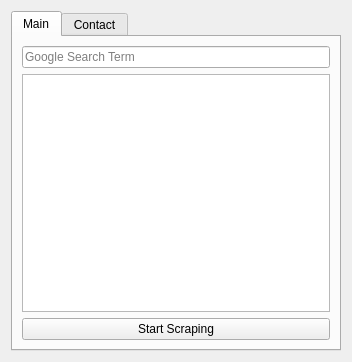
The window that main/python/app.ui (yashinshekh/src) describes before a commit, drawn with Qt 5.
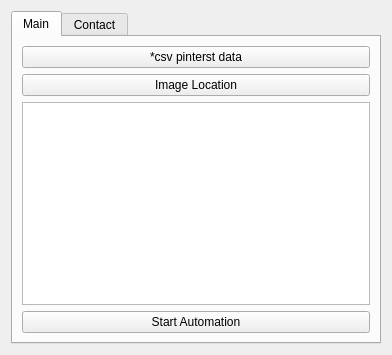
The same window after the commit.

What changed in the file:
```diff
--- a/main/python/app.ui
+++ b/main/python/app.ui
@@ -6,15 +6,15 @@
    <rect>
     <x>0</x>
     <y>0</y>
-    <width>352</width>
-    <height>362</height>
+    <width>392</width>
+    <height>355</height>
    </rect>
   </property>
   <property name="windowTitle">
    <string>Realtor Scraper</string>
   </property>
-  <layout class="QGridLayout" name="gridLayout">
-   <item row="0" column="0">
+  <layout class="QVBoxLayout" name="verticalLayout_2">
+   <item>
     <widget class="QTabWidget" name="tabWidget">
      <property name="currentIndex">
       <number>0</number>
@@ -23,23 +23,34 @@
       <attribute name="title">
        <string>Main</string>
       </attribute>
-      <layout class="QVBoxLayout" name="verticalLayout">
+      <layout class="QHBoxLayout" name="horizontalLayout_2">
        <item>
-        <widget class="QLineEdit" name="lineEdit">
-         <property name="placeholderText">
-          <string>Google Search Term</string>
-         </property>
-        </widget>
-       </item>
-       <item>
-        <widget class="QTextBrowser" name="textBrowser"/>
-       </item>
-       <item>
-        <widget class="QPushButton" name="pushButton">
-         <property name="text">
-          <string>Start Scraping</string>
-         </property>
-        </widget>
+        <layout class="QVBoxLayout" name="verticalLayout">
+         <item>
+          <widget class="QPushButton" name="pushButton">
+           <property name="text">
+            <string>*csv pinterst data</string>
+           </property>
+          </widget>
+         </item>
+         <item>
+          <widget class="QPushButton" name="pushButton_3">
+           <property name="text">
+            <string>Image Location</string>
+           </property>
+          </widget>
+         </item>
+         <item>
+          <widget class="QTextBrowser" name="textBrowser"/>
+         </item>
+         <item>
+          <widget class="QPushButton" name="pushButton_2">
+           <property name="text">
+            <string>Start Automation</string>
+           </property>
+          </widget>
+         </item>
+        </layout>
        </item>
       </layout>
      </widget>
```
Left out of the diff: 2 changed lines with no effect on the pictures.
